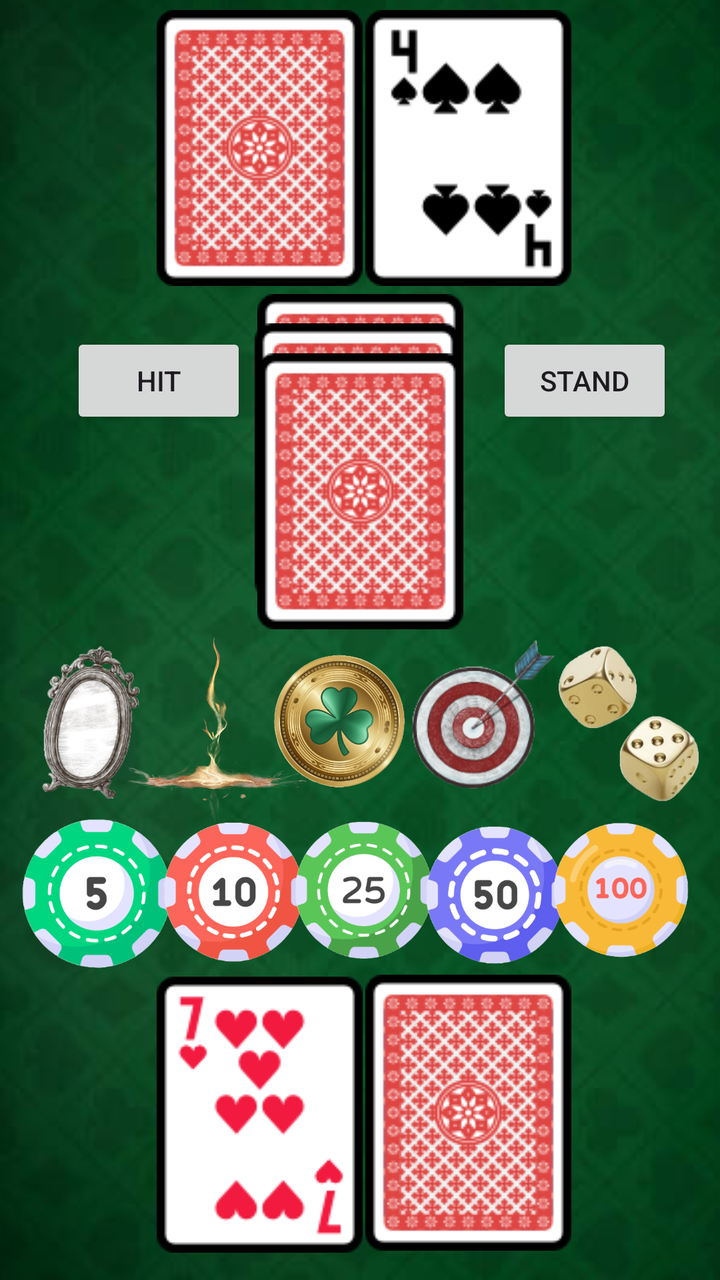
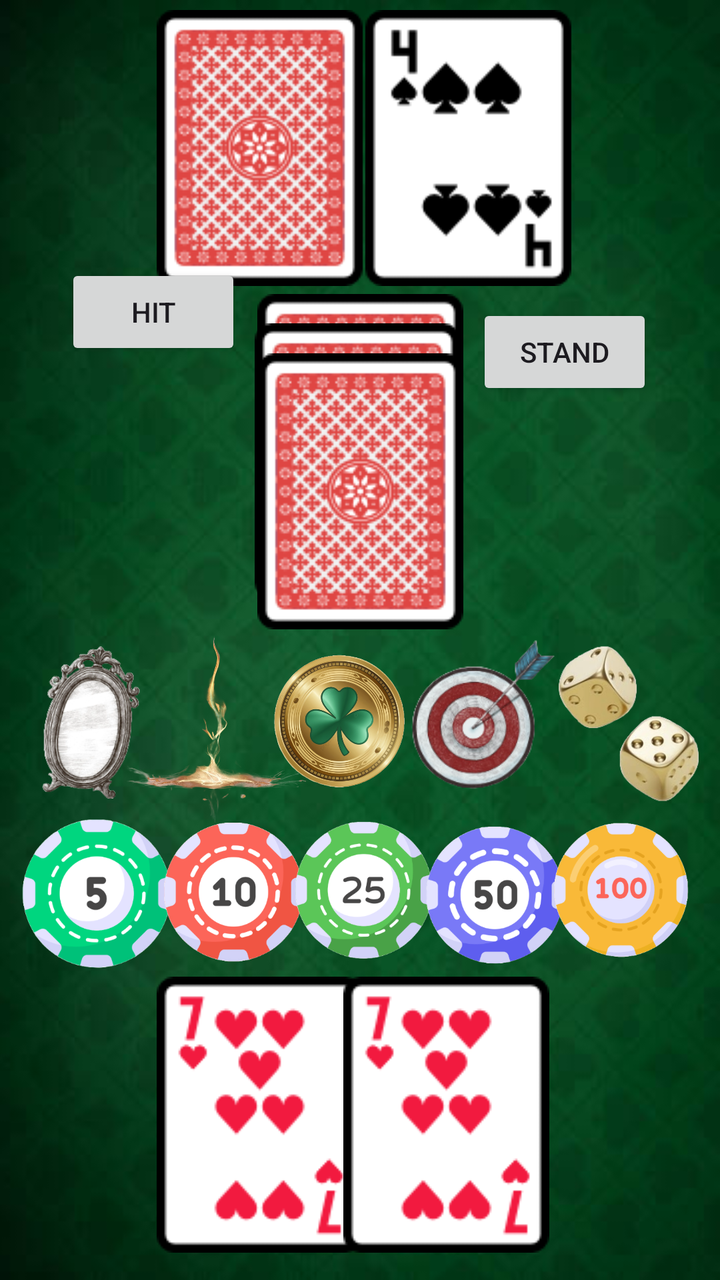

Screens rendered from an Android XML layout before and after an edit, with the pre-edit source and the edit as a unified diff.
<!-- AndroidManifest.xml: application theme Theme._21Turbo -->
<!-- res/layout/play_screen.xml -->
<?xml version="1.0" encoding="utf-8"?>
<androidx.constraintlayout.widget.ConstraintLayout xmlns:android="http://schemas.android.com/apk/res/android"
    xmlns:app="http://schemas.android.com/apk/res-auto"
    xmlns:tools="http://schemas.android.com/tools"
    android:layout_width="match_parent"
    android:layout_height="match_parent">

    <ImageView
        android:id="@+id/imageView2"
        android:layout_width="430dp"
        android:layout_height="741dp"
        app:layout_constraintBottom_toBottomOf="parent"
        app:layout_constraintEnd_toEndOf="parent"
        app:layout_constraintStart_toStartOf="parent"
        app:layout_constraintTop_toTopOf="parent"
        app:layout_constraintVertical_bias="0.552"
        app:srcCompat="@drawable/table_background" />

    <ImageView
        android:id="@+id/imageView3"
        android:layout_width="wrap_content"
        android:layout_height="wrap_content"
        app:layout_constraintBottom_toBottomOf="parent"
        app:layout_constraintEnd_toEndOf="parent"
        app:layout_constraintHorizontal_bias="0.305"
        app:layout_constraintStart_toStartOf="parent"
        app:layout_constraintTop_toTopOf="parent"
        app:layout_constraintVertical_bias="0.01"
        app:srcCompat="@drawable/back_of_card" />

    <ImageView
        android:id="@+id/imageView4"
        android:layout_width="wrap_content"
        android:layout_height="wrap_content"
        app:layout_constraintBottom_toBottomOf="parent"
        app:layout_constraintEnd_toEndOf="parent"
        app:layout_constraintHorizontal_bias="0.711"
        app:layout_constraintStart_toStartOf="parent"
        app:layout_constraintTop_toTopOf="parent"
        app:layout_constraintVertical_bias="0.971"
        app:srcCompat="@drawable/back_of_card" />

    <ImageView
        android:id="@+id/imageView5"
        android:layout_width="wrap_content"
        android:layout_height="wrap_content"
        app:layout_constraintBottom_toBottomOf="parent"
        app:layout_constraintEnd_toEndOf="parent"
        app:layout_constraintStart_toStartOf="parent"
        app:layout_constraintTop_toTopOf="parent"
        app:layout_constraintVertical_bias="0.293"
        app:srcCompat="@drawable/back_of_card" />

    <ImageView
        android:id="@+id/imageView6"
        android:layout_width="wrap_content"
        android:layout_height="wrap_content"
        app:layout_constraintBottom_toBottomOf="parent"
        app:layout_constraintEnd_toEndOf="parent"
        app:layout_constraintHorizontal_bias="0.496"
        app:layout_constraintStart_toStartOf="parent"
        app:layout_constraintTop_toTopOf="parent"
        app:layout_constraintVertical_bias="0.322"
        app:srcCompat="@drawable/back_of_card" />

    <ImageView
        android:id="@+id/imageView7"
        android:layout_width="wrap_content"
        android:layout_height="wrap_content"
        app:layout_constraintBottom_toBottomOf="parent"
        app:layout_constraintEnd_toEndOf="parent"
        app:layout_constraintStart_toStartOf="parent"
        app:layout_constraintTop_toTopOf="parent"
        app:layout_constraintVertical_bias="0.352"
        app:srcCompat="@drawable/back_of_card" />

    <ImageView
        android:id="@+id/imageView8"
        android:layout_width="98dp"
        android:layout_height="95dp"
        app:layout_constraintBottom_toBottomOf="parent"
        app:layout_constraintEnd_toEndOf="parent"
        app:layout_constraintHorizontal_bias="0.0"
        app:layout_constraintStart_toStartOf="parent"
        app:layout_constraintTop_toTopOf="parent"
        app:layout_constraintVertical_bias="0.731"
        app:srcCompat="@drawable/chip5" />

    <ImageView
        android:id="@+id/imageView9"
        android:layout_width="102dp"
        android:layout_height="96dp"
        app:layout_constraintBottom_toBottomOf="parent"
        app:layout_constraintEnd_toEndOf="parent"
        app:layout_constraintHorizontal_bias="0.252"
        app:layout_constraintStart_toStartOf="parent"
        app:layout_constraintTop_toTopOf="parent"
        app:layout_constraintVertical_bias="0.733"
        app:srcCompat="@drawable/chip10" />

    <ImageView
        android:id="@+id/imageView10"
        android:layout_width="108dp"
        android:layout_height="91dp"
        app:layout_constraintBottom_toBottomOf="parent"
        app:layout_constraintEnd_toEndOf="parent"
        app:layout_constraintHorizontal_bias="0.501"
        app:layout_constraintStart_toStartOf="parent"
        app:layout_constraintTop_toTopOf="parent"
        app:layout_constraintVertical_bias="0.732"
        app:srcCompat="@drawable/chip25" />

    <ImageView
        android:id="@+id/imageView11"
        android:layout_width="90dp"
        android:layout_height="91dp"
        app:layout_constraintBottom_toBottomOf="parent"
        app:layout_constraintEnd_toEndOf="parent"
        app:layout_constraintHorizontal_bias="0.753"
        app:layout_constraintStart_toStartOf="parent"
        app:layout_constraintTop_toTopOf="parent"
        app:layout_constraintVertical_bias="0.734"
        app:srcCompat="@drawable/chip50" />

    <ImageView
        android:id="@+id/imageView12"
        android:layout_width="102dp"
        android:layout_height="110dp"
        app:layout_constraintBottom_toBottomOf="parent"
        app:layout_constraintEnd_toEndOf="parent"
        app:layout_constraintHorizontal_bias="1.0"
        app:layout_constraintStart_toStartOf="@+id/imageView2"
        app:layout_constraintTop_toTopOf="parent"
        app:layout_constraintVertical_bias="0.739"
        app:srcCompat="@drawable/chip100" />

    <ImageView
        android:id="@+id/imageView13"
        android:layout_width="wrap_content"
        android:layout_height="wrap_content"
        app:layout_constraintBottom_toBottomOf="parent"
        app:layout_constraintEnd_toEndOf="parent"
        app:layout_constraintHorizontal_bias="0.305"
        app:layout_constraintStart_toStartOf="parent"
        app:layout_constraintTop_toTopOf="parent"
        app:layout_constraintVertical_bias="0.973"
        app:srcCompat="@drawable/hearts7" />

    <ImageView
        android:id="@+id/imageView14"
        android:layout_width="wrap_content"
        android:layout_height="wrap_content"
        app:layout_constraintBottom_toBottomOf="parent"
        app:layout_constraintEnd_toEndOf="parent"
        app:layout_constraintHorizontal_bias="0.711"
        app:layout_constraintStart_toStartOf="parent"
        app:layout_constraintTop_toTopOf="parent"
        app:layout_constraintVertical_bias="0.01"
        app:srcCompat="@drawable/spades4" />

    <ImageView
        android:id="@+id/imageView15"
        android:layout_width="128dp"
        android:layout_height="165dp"
        app:layout_constraintBottom_toBottomOf="parent"
        app:layout_constraintEnd_toEndOf="parent"
        app:layout_constraintHorizontal_bias="0.183"
        app:layout_constraintStart_toStartOf="parent"
        app:layout_constraintTop_toTopOf="parent"
        app:layout_constraintVertical_bias="0.581"
        app:srcCompat="@drawable/powerup_switchstrike" />

    <ImageView
        android:id="@+id/imageView16"
        android:layout_width="64dp"
        android:layout_height="78dp"
        app:layout_constraintBottom_toBottomOf="parent"
        app:layout_constraintEnd_toEndOf="parent"
        app:layout_constraintHorizontal_bias="0.046"
        app:layout_constraintStart_toStartOf="parent"
        app:layout_constraintTop_toTopOf="parent"
        app:layout_constraintVertical_bias="0.572"
        app:srcCompat="@drawable/powerup_split" />

    <ImageView
        android:id="@+id/imageView17"
        android:layout_width="98dp"
        android:layout_height="92dp"
        app:layout_constraintBottom_toBottomOf="parent"
        app:layout_constraintEnd_toEndOf="parent"
        app:layout_constraintHorizontal_bias="0.46"
        app:layout_constraintStart_toStartOf="parent"
        app:layout_constraintTop_toTopOf="parent"
        app:layout_constraintVertical_bias="0.574"
        app:srcCompat="@drawable/powerup_luckyboost" />

    <ImageView
        android:id="@+id/imageView18"
        android:layout_width="91dp"
        android:layout_height="85dp"
        app:layout_constraintBottom_toBottomOf="parent"
        app:layout_constraintEnd_toEndOf="parent"
        app:layout_constraintHorizontal_bias="0.721"
        app:layout_constraintStart_toStartOf="parent"
        app:layout_constraintTop_toTopOf="parent"
        app:layout_constraintVertical_bias="0.568"
        app:srcCompat="@drawable/powerup_bullseye" />

    <ImageView
        android:id="@+id/imageView19"
        android:layout_width="86dp"
        android:layout_height="103dp"
        app:layout_constraintBottom_toBottomOf="parent"
        app:layout_constraintEnd_toEndOf="parent"
        app:layout_constraintHorizontal_bias="0.99"
        app:layout_constraintStart_toStartOf="parent"
        app:layout_constraintTop_toTopOf="parent"
        app:layout_constraintVertical_bias="0.578"
        app:srcCompat="@drawable/powerup_doubledown" />

    <Button
        android:id="@+id/hitButton"
        android:layout_width="wrap_content"
        android:layout_height="wrap_content"
        android:text="Hit"
        app:layout_constraintBottom_toBottomOf="parent"
        app:layout_constraintEnd_toEndOf="parent"
        app:layout_constraintHorizontal_bias="0.13"
        app:layout_constraintStart_toStartOf="parent"
        app:layout_constraintTop_toTopOf="@+id/imageView2"
        app:layout_constraintVertical_bias="0.343" />

    <Button
        android:id="@+id/standButton"
        android:layout_width="wrap_content"
        android:layout_height="wrap_content"
        android:text="Stand"
        app:layout_constraintBottom_toBottomOf="parent"
        app:layout_constraintEnd_toEndOf="parent"
        app:layout_constraintHorizontal_bias="0.913"
        app:layout_constraintStart_toStartOf="parent"
        app:layout_constraintTop_toTopOf="@+id/imageView2"
        app:layout_constraintVertical_bias="0.343" />

</androidx.constraintlayout.widget.ConstraintLayout>
<!-- resources referenced by this layout -->
<resources>
  <!-- drawable back_of_card: png bitmap (drawable, 24606 bytes) -->
  <!-- drawable chip10: png bitmap (drawable, 42084 bytes) -->
  <!-- drawable chip100: png bitmap (drawable, 44245 bytes) -->
  <!-- drawable chip25: png bitmap (drawable, 45548 bytes) -->
  <!-- drawable chip5: png bitmap (drawable, 42289 bytes) -->
  <!-- drawable chip50: png bitmap (drawable, 39470 bytes) -->
  <!-- drawable hearts7: png bitmap (drawable, 5265 bytes) -->
  <!-- drawable powerup_bullseye: png bitmap (drawable, 32155 bytes) -->
  <!-- drawable powerup_doubledown: png bitmap (drawable, 45422 bytes) -->
  <!-- drawable powerup_luckyboost: png bitmap (drawable, 328577 bytes) -->
  <!-- drawable powerup_split: png bitmap (drawable, 49918 bytes) -->
  <!-- drawable powerup_switchstrike: png bitmap (drawable, 209419 bytes) -->
  <!-- drawable spades4: png bitmap (drawable, 3785 bytes) -->
  <!-- drawable table_background: png bitmap (drawable, 149849 bytes) -->
  <style name="Theme._21Turbo" parent="Base.Theme._21Turbo" />
  <style name="Base.Theme._21Turbo" parent="Theme.Material3.DayNight.NoActionBar">
          
          
      </style>
</resources>

<!-- the commit's change to res/layout/play_screen.xml (unified diff, before → after) -->
@@ -3,18 +3,8 @@
     xmlns:app="http://schemas.android.com/apk/res-auto"
     xmlns:tools="http://schemas.android.com/tools"
     android:layout_width="match_parent"
-    android:layout_height="match_parent">
-
-    <ImageView
-        android:id="@+id/imageView2"
-        android:layout_width="430dp"
-        android:layout_height="741dp"
-        app:layout_constraintBottom_toBottomOf="parent"
-        app:layout_constraintEnd_toEndOf="parent"
-        app:layout_constraintStart_toStartOf="parent"
-        app:layout_constraintTop_toTopOf="parent"
-        app:layout_constraintVertical_bias="0.552"
-        app:srcCompat="@drawable/table_background" />
+    android:layout_height="match_parent"
+    android:background="@drawable/table_background">
 
     <ImageView
         android:id="@+id/imageView3"
@@ -29,18 +19,6 @@
         app:srcCompat="@drawable/back_of_card" />
 
     <ImageView
-        android:id="@+id/imageView4"
-        android:layout_width="wrap_content"
-        android:layout_height="wrap_content"
-        app:layout_constraintBottom_toBottomOf="parent"
-        app:layout_constraintEnd_toEndOf="parent"
-        app:layout_constraintHorizontal_bias="0.711"
-        app:layout_constraintStart_toStartOf="parent"
-        app:layout_constraintTop_toTopOf="parent"
-        app:layout_constraintVertical_bias="0.971"
-        app:srcCompat="@drawable/back_of_card" />
-
-    <ImageView
         android:id="@+id/imageView5"
         android:layout_width="wrap_content"
         android:layout_height="wrap_content"
@@ -75,7 +53,7 @@
         app:srcCompat="@drawable/back_of_card" />
 
     <ImageView
-        android:id="@+id/imageView8"
+        android:id="@+id/chip5"
         android:layout_width="98dp"
         android:layout_height="95dp"
         app:layout_constraintBottom_toBottomOf="parent"
@@ -87,7 +65,7 @@
         app:srcCompat="@drawable/chip5" />
 
     <ImageView
-        android:id="@+id/imageView9"
+        android:id="@+id/chip10"
         android:layout_width="102dp"
         android:layout_height="96dp"
         app:layout_constraintBottom_toBottomOf="parent"
@@ -99,7 +77,7 @@
         app:srcCompat="@drawable/chip10" />
 
     <ImageView
-        android:id="@+id/imageView10"
+        android:id="@+id/chip25"
         android:layout_width="108dp"
         android:layout_height="91dp"
         app:layout_constraintBottom_toBottomOf="parent"
@@ -111,7 +89,7 @@
         app:srcCompat="@drawable/chip25" />
 
     <ImageView
-        android:id="@+id/imageView11"
+        android:id="@+id/chip50"
         android:layout_width="90dp"
         android:layout_height="91dp"
         app:layout_constraintBottom_toBottomOf="parent"
@@ -123,13 +101,11 @@
         app:srcCompat="@drawable/chip50" />
 
     <ImageView
-        android:id="@+id/imageView12"
+        android:id="@+id/chip100"
         android:layout_width="102dp"
         android:layout_height="110dp"
         app:layout_constraintBottom_toBottomOf="parent"
         app:layout_constraintEnd_toEndOf="parent"
-        app:layout_constraintHorizontal_bias="1.0"
-        app:layout_constraintStart_toStartOf="@+id/imageView2"
         app:layout_constraintTop_toTopOf="parent"
         app:layout_constraintVertical_bias="0.739"
         app:srcCompat="@drawable/chip100" />
@@ -141,6 +117,18 @@
         app:layout_constraintBottom_toBottomOf="parent"
         app:layout_constraintEnd_toEndOf="parent"
         app:layout_constraintHorizontal_bias="0.305"
+        app:layout_constraintStart_toStartOf="parent"
+        app:layout_constraintTop_toTopOf="parent"
+        app:layout_constraintVertical_bias="0.973"
+        app:srcCompat="@drawable/hearts7" />
+
+    <ImageView
+        android:id="@+id/imageView4"
+        android:layout_width="wrap_content"
+        android:layout_height="wrap_content"
+        app:layout_constraintBottom_toBottomOf="parent"
+        app:layout_constraintEnd_toEndOf="parent"
+        app:layout_constraintHorizontal_bias="0.668"
         app:layout_constraintStart_toStartOf="parent"
         app:layout_constraintTop_toTopOf="parent"
         app:layout_constraintVertical_bias="0.973"
@@ -222,24 +210,22 @@
         android:id="@+id/hitButton"
         android:layout_width="wrap_content"
         android:layout_height="wrap_content"
+        android:layout_marginBottom="460dp"
         android:text="Hit"
         app:layout_constraintBottom_toBottomOf="parent"
         app:layout_constraintEnd_toEndOf="parent"
-        app:layout_constraintHorizontal_bias="0.13"
-        app:layout_constraintStart_toStartOf="parent"
-        app:layout_constraintTop_toTopOf="@+id/imageView2"
-        app:layout_constraintVertical_bias="0.343" />
+        app:layout_constraintHorizontal_bias="0.12"
+        app:layout_constraintStart_toStartOf="parent" />
 
     <Button
         android:id="@+id/standButton"
         android:layout_width="wrap_content"
         android:layout_height="wrap_content"
+        android:layout_marginBottom="440dp"
         android:text="Stand"
         app:layout_constraintBottom_toBottomOf="parent"
         app:layout_constraintEnd_toEndOf="parent"
-        app:layout_constraintHorizontal_bias="0.913"
-        app:layout_constraintStart_toStartOf="parent"
-        app:layout_constraintTop_toTopOf="@+id/imageView2"
-        app:layout_constraintVertical_bias="0.343" />
+        app:layout_constraintHorizontal_bias="0.876"
+        app:layout_constraintStart_toStartOf="parent" />
 
 </androidx.constraintlayout.widget.ConstraintLayout>
